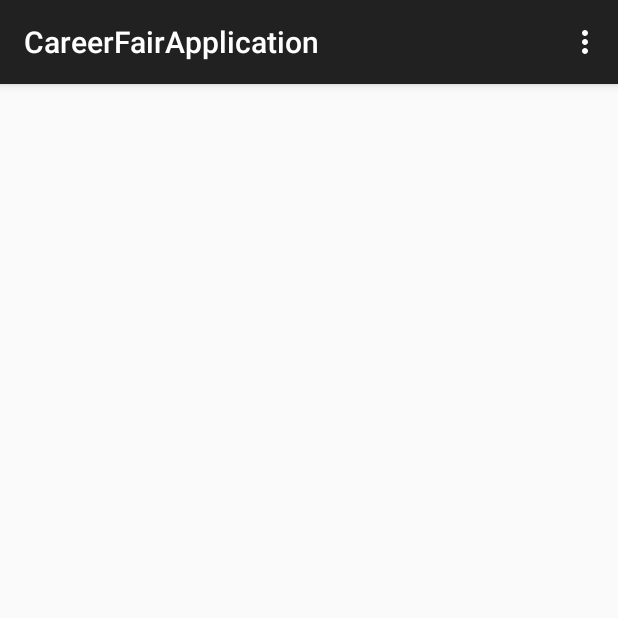
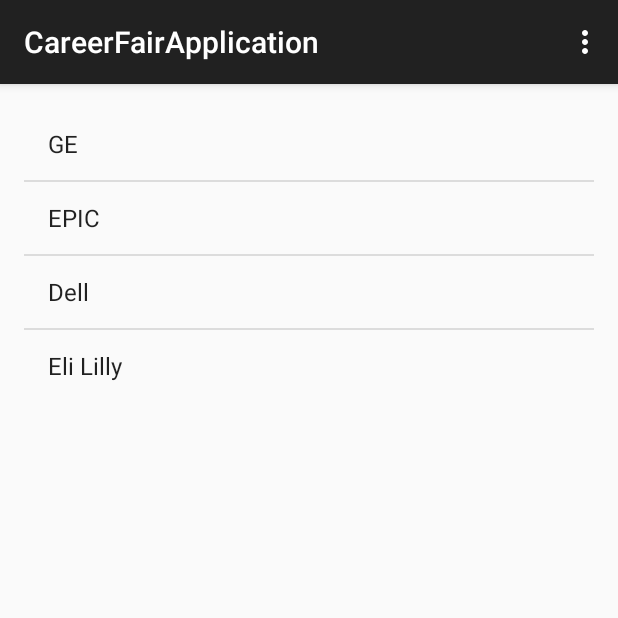
Before and after one commit to ivanma72/CareerFair, an Android app: the screen it shows after launch (MainPage), on a phone screen of 412 x 824 dp, the top half of it. Run offline under Robolectric (Android 15) with nearby library versions, the phone set to English and light mode, and no system bars.

```diff
--- a/app/src/main/java/com/example/david/careerfairapplication/MainPage.java
+++ b/app/src/main/java/com/example/david/careerfairapplication/MainPage.java
@@ -73,19 +73,19 @@ public class MainPage extends ActionBarActivity implements DialogInterface.OnCli
         aa = new ArrayAdapter<company>(this, android.R.layout.simple_list_item_1, masterList);
         visibleList.setAdapter(aa);
         visibleList.setOnItemClickListener(new ListClickHandler());
-
-        Vector<String> emptyvec = new Vector<String>();
         populateList();
 
     }
-	private class populateList(){
-	    company newComp = new company("GE", "This is a shit company", "bat poop", "www.GE.com", true, emptyvec, "good", "intern", "northeast", true);
+	private void populateList(){
+        Vector<String> emptyvec = new Vector<String>();
+
+        company newComp = new company("GE", "This is a shit company", "bat poop", "www.GE.com", true, emptyvec, "good", "intern", "northeast", true);
 	    masterList.add(newComp);
-        company newComp = new company("EPIC", "This is an ok company", "merr", "www.EPIC.com", false, emptyvec, "ehhh", "intern", "west", false);
+        newComp = new company("EPIC", "This is an epic company", "merr", "www.EPIC.com", false, emptyvec, "ehhh", "intern", "west", false);
         masterList.add(newComp);
-        company newComp = new company("Dell", "This is an famous company", "bat shit", "www.DELL.com", true, emptyvec, "ehhh", "Full Time", "south", false);
+        newComp = new company("Dell", "This is an famous company", "bat shit", "www.DELL.com", true, emptyvec, "ehhh", "Full Time", "south", false);
         masterList.add(newComp);
-        company newComp = new company("Eli Lilly", "This is an good company", "dog shit", "www.ELILILLY.com", false, emptyvec, "ehhh", "Full Time", "north", true);
+        newComp = new company("Eli Lilly", "This is an good company", "dog shit", "www.ELILILLY.com", false, emptyvec, "ehhh", "Full Time", "north", true);
         masterList.add(newComp);
         aa.notifyDataSetChanged();
 	}
@@ -138,6 +138,16 @@ public class MainPage extends ActionBarActivity implements DialogInterface.OnCli
                 }
             });
         }
+        else if (item == 1){
+            Collections.sort(curList, new Comparator<company>() {
+                @Override
+                public int compare(company a, company b) {
+                    Integer a_date = (a.date) ? 1 : 0;
+                    Integer b_date = (b.date) ? 1 : 0;
+                    return a_date.compareTo(b_date);
+                }
+            });
+        }
     }
 
     public void search (String input) {
```
